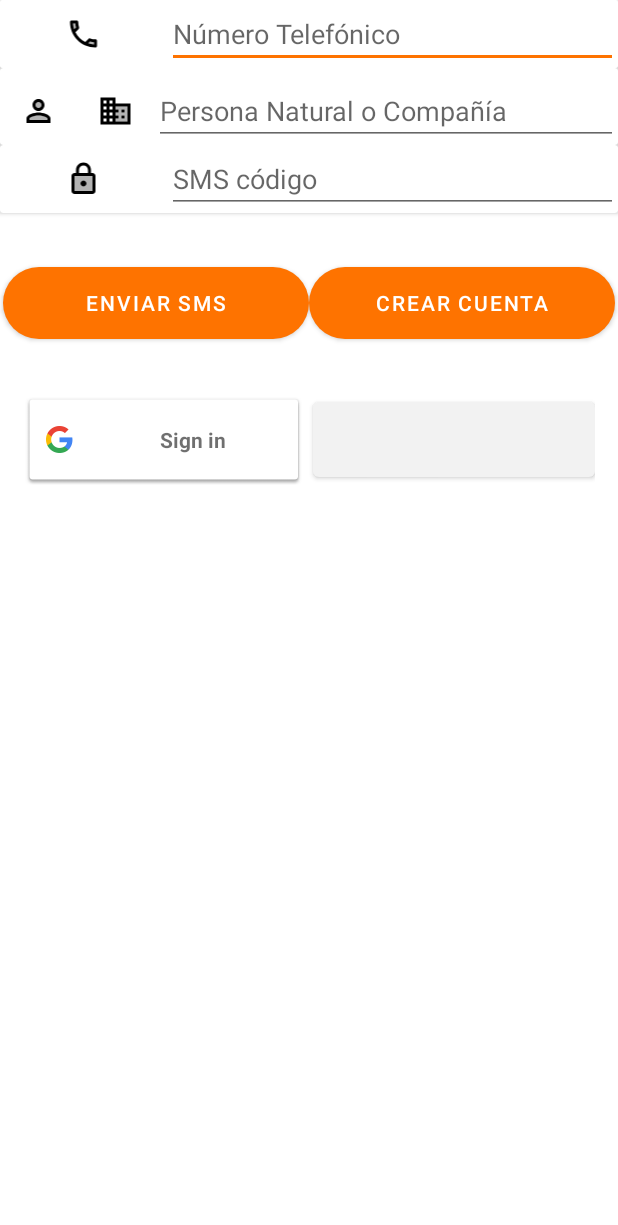
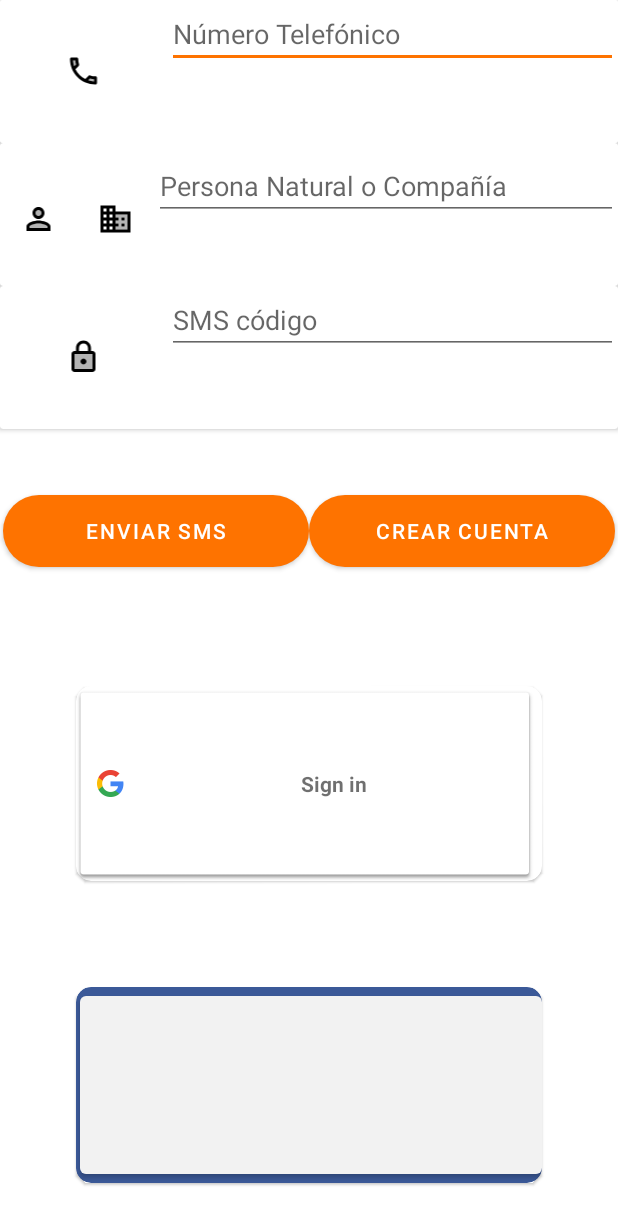
Before and after one commit to juanse07/javaproject2, an Android app: the screen it shows after launch (loginactivity), on a phone screen of 412 x 824 dp. Shown: the top 1225 px of the screen. Run offline under Robolectric (Android 15) with nearby library versions, the phone set to English and light mode, and no system bars; our stand-ins replace Firebase (no records; nobody signed in at launch, a user with empty details on screens opened directly); libraries missing offline, so code that uses them is left out: com.facebook, com.facebook.appevents, com.facebook.login; plain views replace LoginButton; 6 statements that could not run were skipped.

Commit message:
0025 23 02 2022

```diff
--- a/app/build.gradle
+++ b/app/build.gradle
@@ -28,7 +28,6 @@ android {
 dependencies {
     implementation fileTree(dir: 'libs', include: ['*.jar'])
     implementation 'androidx.appcompat:appcompat:1.1.0'
-
 
     implementation 'androidx.constraintlayout:constraintlayout:1.1.3'
     implementation 'com.android.support:design:28.0.0-alpha1'
@@ -64,6 +63,7 @@ dependencies {
     implementation 'com.google.firebase:firebase-auth:19.3.1'
     implementation 'com.google.firebase:firebase-core:17.0.0'
     implementation 'com.google.android.gms:play-services-auth:17.0.0'
+    implementation 'androidx.preference:preference:1.1.1'
     testImplementation 'junit:junit:4.12'
     androidTestImplementation 'androidx.test.ext:junit:1.1.1'
     androidTestImplementation 'androidx.test.espresso:espresso-core:3.2.0'
--- a/app/src/main/AndroidManifest.xml
+++ b/app/src/main/AndroidManifest.xml
@@ -32,9 +32,10 @@
             android:name=".Signature1Activity"
             android:screenOrientation="landscape"></activity>
         <activity android:name=".logochoose" />
-        <activity android:name=".PreferenceActivity" />
+
         <activity android:name=".ClienteEdit" />
         <activity android:name=".Productoedit" />
+        <activity android:name=".settingsAcivity" />
         <activity
             android:name=".Crearproducto"
             android:windowSoftInputMode="adjustResize" />
--- a/app/src/main/java/com/example/calculadorainventario/NoteProdDao.java
+++ b/app/src/main/java/com/example/calculadorainventario/NoteProdDao.java
@@ -34,6 +34,8 @@ public interface NoteProdDao {
     LiveData<List<NoteProducto>> getallnotes();
   @Query("SELECT Resultado_valor FROM Tabla_Lista_Productos")
     LiveData<List<Double>>getallDoublenotes();
+    @Query("SELECT Nombre_prod FROM Tabla_Lista_Productos WHERE`Nombre_prod`='VARIABLE'")
+    LiveData<String>getactualproduct();
 //
 //    //@Query("SELECT COALESCE(sum(COALESCE(valor_Medida,0)), 0) From Tabla_Lista_Medidas")
    @Query("SELECT SUM(Resultado_valor)FROM Tabla_Lista_Productos")
--- a/app/src/main/java/com/example/calculadorainventario/homeinvoice2.java
+++ b/app/src/main/java/com/example/calculadorainventario/homeinvoice2.java
@@ -6,6 +6,7 @@ import android.content.Intent;
 import android.graphics.Bitmap;
 import android.graphics.BitmapFactory;
 import android.os.Bundle;
+import android.preference.PreferenceManager;
 import android.provider.CalendarContract;
 import android.text.Html;
 import android.text.SpannableString;
@@ -117,6 +118,7 @@ public class homeinvoice2 extends AppCompatActivity implements ClickInterface1 {
         navdrawer = findViewById(R.id.navdrawer);
         card_opciones = findViewById(R.id.card_opciones);
         RecyclerBusqueda = findViewById(R.id.RecyclerBusqueda);
+        PreferenceManager.setDefaultValues(this,R.xml.preference,false);
         noteProdViewModel = new ViewModelProvider(this).get(NoteProdViewModel.class);
         noteProdViewModel.getAllNotes().observe(this, new Observer<List<NoteProducto>>() {
             @Override
@@ -393,6 +395,9 @@ public class homeinvoice2 extends AppCompatActivity implements ClickInterface1 {
                         FirebaseAuth.getInstance().signOut();
                         startActivity(new Intent(getApplicationContext(), loginactivity.class));
                         return true;
+                    case  R.id.confempresa:
+                        startActivity(new Intent(getApplicationContext(), settingsAcivity.class));
+                        return true;
 
 
                 }
--- a/app/src/main/res/layout/activity_loginactivity.xml
+++ b/app/src/main/res/layout/activity_loginactivity.xml
@@ -1,21 +1,30 @@
 <?xml version="1.0" encoding="utf-8"?>
-<LinearLayout xmlns:android="http://schemas.android.com/apk/res/android"
-    xmlns:app="http://schemas.android.com/apk/res-auto"
+<androidx.constraintlayout.widget.ConstraintLayout xmlns:app="http://schemas.android.com/apk/res-auto"
     xmlns:tools="http://schemas.android.com/tools"
+    xmlns:android="http://schemas.android.com/apk/res/android"
+    android:layout_width="match_parent"
+    android:layout_height="match_parent">
+
+    <LinearLayout
         android:layout_width="match_parent"
         android:layout_height="match_parent"
         android:orientation="vertical"
+        android:weightSum="100"
         tools:context=".loginactivity">
 
         <LinearLayout
             android:layout_width="match_parent"
-        android:layout_height="wrap_content"
+            android:layout_height="0dp"
+            android:layout_weight="50"
             android:orientation="vertical"
-        tools:visibility="invisible">
+            android:visibility="visible"
+            android:weightSum="100"
+            tools:visibility="visible">
 
             <androidx.cardview.widget.CardView
                 android:layout_width="match_parent"
-            android:layout_height="match_parent">
+                android:layout_height="0dp"
+                android:layout_weight="25">
 
                 <LinearLayout
                     android:layout_width="match_parent"
@@ -52,7 +61,8 @@
 
             <androidx.cardview.widget.CardView
                 android:layout_width="match_parent"
-            android:layout_height="match_parent">
+                android:layout_height="0dp"
+                android:layout_weight="25">
 
                 <LinearLayout
                     android:layout_width="match_parent"
@@ -90,7 +100,8 @@
 
             <androidx.cardview.widget.CardView
                 android:layout_width="match_parent"
-            android:layout_height="match_parent">
+                android:layout_height="0dp"
+                android:layout_weight="25">
 
                 <LinearLayout
                     android:layout_width="match_parent"
@@ -118,8 +129,9 @@
 
             <LinearLayout
                 android:layout_width="match_parent"
-            android:layout_height="80dp"
+                android:layout_height="0dp"
                 android:layout_marginTop="20dp"
+                android:layout_weight="25"
                 android:orientation="horizontal">
 
                 <Button
@@ -153,10 +165,20 @@
 
         <LinearLayout
             android:layout_width="match_parent"
-        android:layout_height="wrap_content"
+            android:layout_height="0dp"
             android:layout_marginLeft="15dp"
             android:layout_marginTop="20dp"
-        android:layout_marginRight="15dp">
+            android:layout_marginRight="15dp"
+            android:layout_weight="50"
+            android:weightSum="100"
+            android:orientation="vertical">
+
+            <com.google.android.material.card.MaterialCardView
+                android:layout_width="match_parent"
+                android:layout_height="0dp"
+                android:layout_margin="35dp"
+                android:layout_weight="50"
+                app:cardCornerRadius="10dp">
 
                 <com.google.android.gms.common.SignInButton
                     android:id="@+id/login_button_g"
@@ -168,6 +190,17 @@
 
                 </com.google.android.gms.common.SignInButton>
 
+
+            </com.google.android.material.card.MaterialCardView>
+
+            <com.google.android.material.card.MaterialCardView
+                android:layout_width="match_parent"
+                android:layout_height="0dp"
+                android:layout_margin="35dp"
+                android:layout_weight="50"
+                app:cardBackgroundColor="#3B5998"
+                app:cardCornerRadius="10dp">
+
                 <com.facebook.login.widget.LoginButton
                     android:id="@+id/login_button"
                     android:layout_width="match_parent"
@@ -178,7 +211,9 @@
                     android:layout_weight="1"
                     android:paddingTop="15dp"
                     android:paddingBottom="15dp" />
+            </com.google.android.material.card.MaterialCardView>
 
         </LinearLayout>
 
     </LinearLayout>
+</androidx.constraintlayout.widget.ConstraintLayout>
```
Also changed, not shown: app/src/main/java/com/example/calculadorainventario/PreferenceActivity.java (deleted, +0 -24 lines), app/src/main/java/com/example/calculadorainventario/PreferenceFragment.java (deleted, +0 -32 lines), app/src/main/java/com/example/calculadorainventario/SettingsFragment.java (added, +13 -0 lines), app/src/main/java/com/example/calculadorainventario/home1.java (+63 -15 lines), app/src/main/java/com/example/calculadorainventario/settingsAcivity.java (added, +27 -0 lines), app/src/main/res/values/arrays.xml (+12 -2 lines), app/src/main/res/values/strings.xml (+14 -0 lines), app/src/main/res/xml/preference.xml (+21 -30 lines), app/src/main/res/xml/root_preferences.xml (added, +35 -0 lines). Lines whose indentation alone changed are shown as unchanged.
